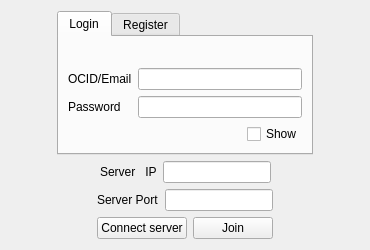
Qt form client/pc/src/ui/login.ui (SkyUOI/OurChat) before a commit.
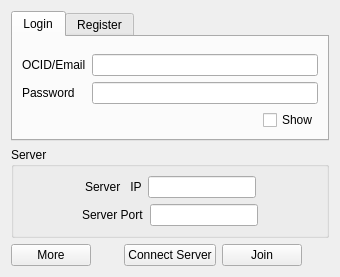
The same form after that commit.

Commit message: feat(client-pc): show/hide server box

The edit to the form file:
```diff
--- a/client/pc/src/ui/login.ui
+++ b/client/pc/src/ui/login.ui
@@ -6,29 +6,14 @@
    <rect>
     <x>0</x>
     <y>0</y>
-    <width>370</width>
-    <height>250</height>
+    <width>340</width>
+    <height>270</height>
    </rect>
   </property>
   <property name="windowTitle">
    <string>Form</string>
   </property>
-  <layout class="QHBoxLayout" name="horizontalLayout_3">
-   <item>
-    <spacer name="horizontalSpacer_3">
-     <property name="orientation">
-      <enum>Qt::Horizontal</enum>
-     </property>
-     <property name="sizeHint" stdset="0">
-      <size>
-       <width>21</width>
-       <height>20</height>
-      </size>
-     </property>
-    </spacer>
-   </item>
-   <item>
-    <layout class="QVBoxLayout" name="verticalLayout">
+  <layout class="QVBoxLayout" name="verticalLayout_2">
      <item>
       <widget class="QTabWidget" name="tabWidget">
        <property name="currentIndex">
@@ -173,6 +158,12 @@
       </widget>
      </item>
      <item>
+    <widget class="QGroupBox" name="server_box">
+     <property name="title">
+      <string>Server</string>
+     </property>
+     <layout class="QVBoxLayout" name="verticalLayout">
+      <item>
       <layout class="QHBoxLayout" name="horizontalLayout_4">
        <item>
         <spacer name="horizontalSpacer_7">
@@ -256,8 +247,18 @@
        </item>
       </layout>
      </item>
+     </layout>
+    </widget>
+   </item>
      <item>
       <layout class="QHBoxLayout" name="horizontalLayout_6">
+     <item>
+      <widget class="QPushButton" name="more_btn">
+       <property name="text">
+        <string>More</string>
+       </property>
+      </widget>
+     </item>
        <item>
         <spacer name="horizontalSpacer_5">
          <property name="orientation">
@@ -274,7 +275,7 @@
        <item>
         <widget class="QPushButton" name="connect_server_btn">
          <property name="text">
-          <string notr="true">Connect server</string>
+        <string notr="true">Connect Server</string>
          </property>
         </widget>
        </item>
@@ -299,21 +300,6 @@
         </spacer>
        </item>
       </layout>
-     </item>
-    </layout>
-   </item>
-   <item>
-    <spacer name="horizontalSpacer_4">
-     <property name="orientation">
-      <enum>Qt::Horizontal</enum>
-     </property>
-     <property name="sizeHint" stdset="0">
-      <size>
-       <width>25</width>
-       <height>20</height>
-      </size>
-     </property>
-    </spacer>
    </item>
   </layout>
  </widget>
```
Lines whose indentation alone changed are shown as unchanged. The commit also changes 3 other files.
